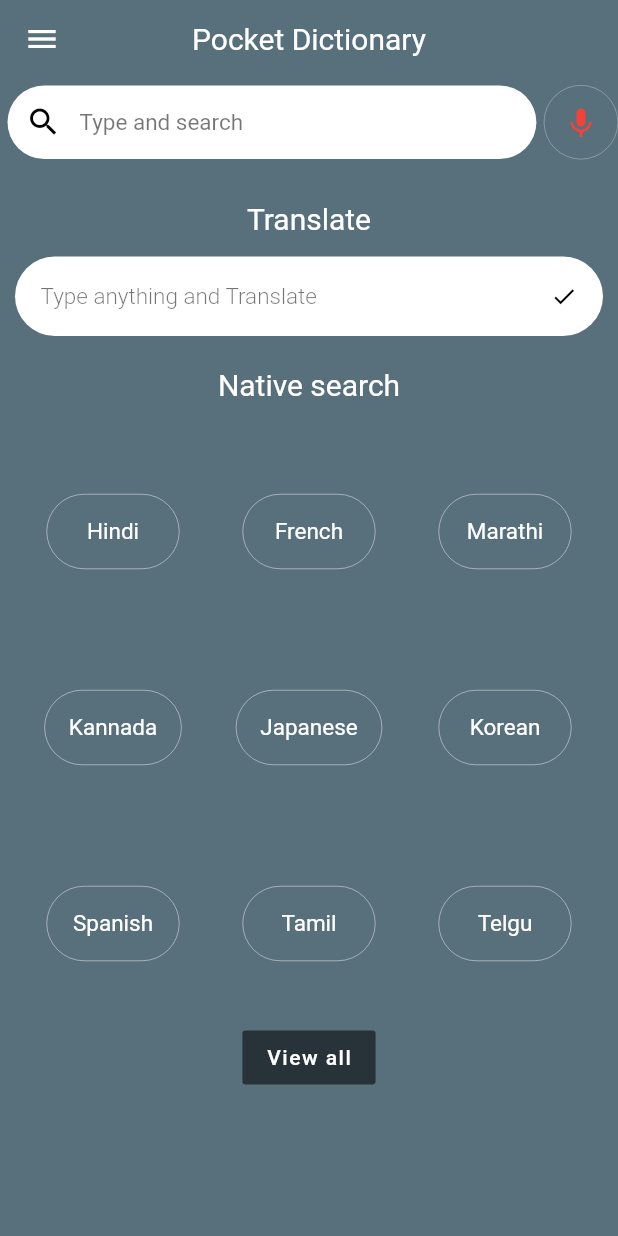
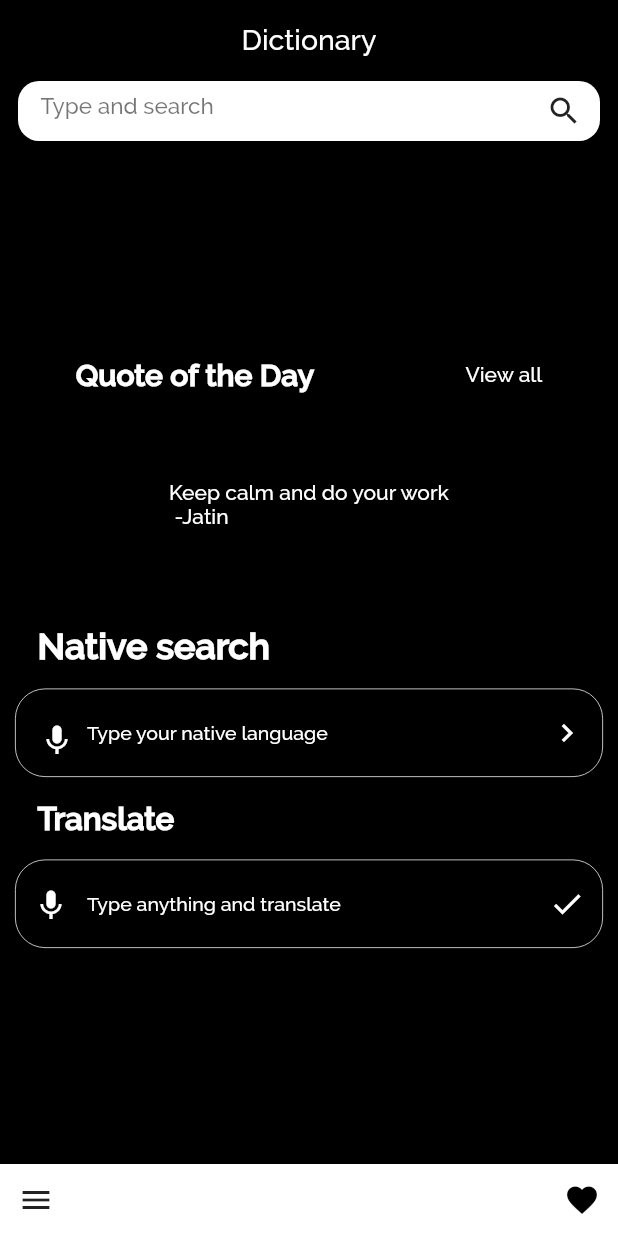
Before and after one commit to JohnnyXN03/pocket-dictionary, a Flutter app: the screen it shows after launch, on a phone screen of 412 x 824 dp. Run offline on Flutter 3.47's test engine with Material 2 defaults, Android fonts, the phone set to English and light mode, and no system bars.

Commit message:
final ui

```diff
--- a/lib/home.dart
+++ b/lib/home.dart
@@ -11,24 +11,30 @@ class HomePage extends StatefulWidget {
 }
 
 class _HomePageState extends State<HomePage> {
+  StreamController _streamController = StreamController();
+  Stream _stream;
+  Timer timer;
+  TextEditingController _input = TextEditingController();
   String _url = 'https://owlbot.info/api/v4/dictionary/';
   String _id = 'f54f7ebb212e7b91e6c162fcb910723dbb83031a';
-  TextEditingController _input = TextEditingController();
-  StreamController _streamController;
-  Stream _stream;
-  Timer _timer;
 
   _searchword() async {
     if (_input.text == null || _input.text.length == 0) {
       _streamController.add(null);
       return;
-    }
-
+    } else {
       _streamController.add("waiting");
       Response response = await get(_url + _input.text.trim(),
           headers: {"Authorization": "Token " + _id});
-
+      print(response.body);
+      if (response.body.contains('[{"message":"No definition :("}]')) {
+        _streamController.add('NoData');
+        return;
+      } else {
         _streamController.add(json.decode(response.body));
+        return;
+      }
+    }
   }
 
   @override
@@ -42,94 +48,80 @@ class _HomePageState extends State<HomePage> {
   Widget build(BuildContext context) {
     return SafeArea(
       child: Scaffold(
-      backgroundColor: Color(0xff586F7C), //0xff1E272E
-      drawer: Drawer(
-        child: ListView(
+        bottomNavigationBar: BottomAppBar(
+          color: Colors.white,
+          elevation: 1,
+          child: Row(
+            mainAxisSize: MainAxisSize.min,
+            mainAxisAlignment: MainAxisAlignment.spaceBetween,
             children: <Widget>[
-            DrawerHeader(
-              child: Text(
-                'Process',
-                style: TextStyle(color: Colors.white),
-              ),
-              decoration: BoxDecoration(color: Colors.black),
-            )
+              IconButton(icon: Icon(Icons.menu), onPressed: () {}),
+              IconButton(
+                  icon: Icon(Icons.favorite),
+                  onPressed: () {},
+                  color: Colors.black),
             ],
           ),
         ),
         appBar: AppBar(
-        actions: <Widget>[],
-        title: Text('Pocket Dictionary',
+          backgroundColor: Colors.black,
+          centerTitle: true,
+          title: Text(
+            'Dictionary',
             style: TextStyle(
-                fontSize: 20,
               color: Colors.white,
-                fontWeight: FontWeight.normal)),
-        centerTitle: true,
-        elevation: 0,
-        backgroundColor: Color(0xff586F7C),
+              fontSize: 19,
+              fontFamily: 'Raleway',
+              fontWeight: FontWeight.w400,
+            ),
+          ),
           bottom: PreferredSize(
-            child: Row(
-              children: <Widget>[
-                Expanded(
+            child: Expanded(
               child: Container(
                 decoration: BoxDecoration(
-                        borderRadius: BorderRadius.circular(50),
-                        color: Colors.white),
-                    margin: EdgeInsets.all(5),
+                    color: Colors.white,
+                    borderRadius: BorderRadius.circular(14)),
+                margin:
+                    EdgeInsets.only(left: 12, bottom: 10, right: 12, top: 2),
                 child: TextFormField(
-                      onChanged: (String text) {
-                        if (_timer?.isActive ?? false) _timer.cancel();
-                        _timer = Timer(const Duration(milliseconds: 1000), () {
-                          _searchword();
+                  controller: _input,
+                  textInputAction: TextInputAction.search,
+                  onChanged: (value) {
+                    if (timer?.isActive ?? false) timer.cancel();
+                    timer = Timer(Duration(milliseconds: 1000), () {
+                      //seach function
                     });
                   },
-                      controller: _input,
+                  autocorrect: true,
+                  autovalidate: true,
                   decoration: InputDecoration(
-                          prefixIcon: IconButton(
-                              icon: Icon(
-                                Icons.search,
-                                color: Colors.black,
-                              ),
+                      suffixIcon: IconButton(
+                          icon: Icon(Icons.search, color: Colors.black87),
                           onPressed: () {
                             _searchword();
                           }),
                       hintText: 'Type and search',
-                          hintStyle:
-                              TextStyle(color: Colors.black54, fontSize: 15),
+                      hintStyle: TextStyle(
+                        color: Colors.black54,
+                        fontFamily: 'Raleway',
+                        fontSize: 15,
+                      ),
                       border: InputBorder.none,
-                          contentPadding: EdgeInsets.all(15),
-                          isDense: false),
+                      isDense: false,
+                      contentPadding: EdgeInsets.all(15)),
                 ),
               ),
             ),
-                Container(
-                    padding: EdgeInsets.all(0.5),
-                    decoration: BoxDecoration(
-                      borderRadius: BorderRadius.circular(60),
-                      border: Border.all(color: Colors.white, width: 0.2),
+            preferredSize: Size.fromHeight(48),
           ),
-                    child: IconButton(
-                        icon: Icon(
-                          Icons.keyboard_voice,
-                          color: Colors.red,
         ),
-                        onPressed: () {}))
-              ],
-            ),
-            preferredSize: Size.fromHeight(55)),
-      ),
-      body: SingleChildScrollView(
-        child: Container(
-          height: MediaQuery.of(context).size.height,
-          width: MediaQuery.of(context).size.width,
-          margin: EdgeInsets.all(10),
-          child: StreamBuilder(
+        body: StreamBuilder(
           stream: _stream,
           builder: (BuildContext ctx, AsyncSnapshot snapshot) {
             if (snapshot.data == null) {
               return Container(
                 width: MediaQuery.of(context).size.width,
-                  child: Center(child: Dash() // dash board here
-                      ),
+                child: Dashboard(), // Dash() // dash board here
               );
             }
 
@@ -140,12 +132,13 @@ class _HomePageState extends State<HomePage> {
                 ),
               );
             }
+            if (snapshot.data == 'NoData') {
+              return Center(
+                child: Text('Enter something meaningful'),
+              );
+            }
 
-              return _input.text != snapshot.data['word']
-                  ? Center(
-                      child: Text('please enter correct word'),
-                    )
-                  : ListView.builder(
+            return ListView.builder(
               itemCount: snapshot.data["definitions"]
                   .length, // ..................................... action dialoge box here..... generic dialouge box
               itemBuilder: (BuildContext context, int index) {
@@ -160,19 +153,16 @@ class _HomePageState extends State<HomePage> {
                                 null
                             ? null
                             : CircleAvatar(
-                                        backgroundImage: NetworkImage(
-                                            snapshot.data["definitions"][index]
-                                                ["image_url"]),
+                                backgroundImage: NetworkImage(snapshot
+                                    .data["definitions"][index]["image_url"]),
                               ),
                         title: Text(
                           _input.text.trim() +
                               "  (" +
-                                      snapshot.data["definitions"][index]
-                                          ["type"] +
+                              snapshot.data["definitions"][index]["type"] +
                               ")",
                           style: TextStyle(
-                                      color: Colors.white,
-                                      fontWeight: FontWeight.bold),
+                              color: Colors.white, fontWeight: FontWeight.bold),
                         ),
                       ),
                     ),
@@ -180,8 +170,7 @@ class _HomePageState extends State<HomePage> {
                       color: Colors.black,
                       padding: const EdgeInsets.all(8.0),
                       child: Text(
-                                snapshot.data["definitions"][index]
-                                    ["definition"],
+                        snapshot.data["definitions"][index]["definition"],
                         style: TextStyle(color: Colors.white),
                       ),
                     )
@@ -192,7 +181,6 @@ class _HomePageState extends State<HomePage> {
           },
         ),
       ),
-      ),
-    ));
+    );
   }
 }
--- a/lib/main.dart
+++ b/lib/main.dart
@@ -1,5 +1,3 @@
-import 'package:dictionary/screens/alllang.dart';
-import 'package:dictionary/screens/native.dart';
 import 'package:flutter/material.dart';
 import 'package:flutter/services.dart';
 
@@ -14,13 +12,14 @@ class MyApp extends StatelessWidget {
       DeviceOrientation.portraitUp,
     ]);
     return MaterialApp(
+    //  theme: ThemeData.dark(),
       debugShowCheckedModeBanner: false,
       //  home: HomePage(),
 
       routes: {
         '/': (context) => HomePage(),
-        '/first': (context) => Native(),
-        '/second': (context) => LangList()
+        //  '/first': (context) => Native(),
+        //  '/second': (context) => LangList()
       },
     );
   }
--- a/lib/screens/alllang.dart
+++ /dev/null
@@ -1,22 +0,0 @@
-import 'package:flutter/material.dart';
-
-class LangList extends StatefulWidget {
-  @override
-  _LangListState createState() => _LangListState();
-}
-
-class _LangListState extends State<LangList> {
-  @override
-  Widget build(BuildContext context) {
-    return Scaffold(
-      appBar: AppBar(
-        title: Text('Native search'),
-      ),
-      body: Container(
-        child: Center(
-          child: Text('Under process'),
-        ),
-      ),
-    );
-  }
-}
--- a/lib/screens/dashboard.dart
+++ b/lib/screens/dashboard.dart
@@ -1,120 +1,161 @@
-import 'package:dictionary/screens/alllang.dart';
-import 'package:dictionary/screens/model/model.dart';
-
 import 'package:flutter/material.dart';
 
-class Dash extends StatefulWidget {
+class Dashboard extends StatefulWidget {
   @override
-  _DashState createState() => _DashState();
+  _DashboardState createState() => _DashboardState();
 }
 
-class _DashState extends State<Dash> {
+class _DashboardState extends State<Dashboard> {
+  TextEditingController _input = TextEditingController();
   TextEditingController _textEditingController = TextEditingController();
   @override
   Widget build(BuildContext context) {
-    return Column(
-      mainAxisSize: MainAxisSize.max,
-      crossAxisAlignment: CrossAxisAlignment.center,
-      mainAxisAlignment: MainAxisAlignment.start,
+    return Container(
+      height: MediaQuery.of(context).size.height,
+      width: MediaQuery.of(context).size.width,
+      color: Colors.black,
+      child: Center(
+          child: SingleChildScrollView(
+        child: Column(
           children: <Widget>[
             Container(
-          height: 50,
-          width: MediaQuery.of(context).size.width,
-          alignment: Alignment.center,
-          color: Color(0xff586F7C),
-          child: Text('Translate',
+              child: Row(
+                mainAxisAlignment: MainAxisAlignment.spaceAround,
+                children: <Widget>[
+                  Text(
+                    'Quote of the Day',
                     style: TextStyle(
                         color: Colors.white,
                         fontSize: 20,
-              )),
+                        fontFamily: 'Raleway',
+                        fontWeight: FontWeight.w800),
                   ),
-        Container(
-          decoration: BoxDecoration(
-            borderRadius: BorderRadius.circular(30),
+                  Text(
+                    'View all',
+                    style: TextStyle(
                       color: Colors.white,
+                      fontFamily: 'Raleway',
                     ),
-          padding: EdgeInsets.all(2),
-          width: MediaQuery.of(context).size.width,
-          child: TextFormField(
-            controller: _textEditingController,
-            decoration: InputDecoration(
-                border: InputBorder.none,
-                suffixIcon: IconButton(
-                    icon: Icon(
-                      Icons.done,
-                      color: Colors.black,
-                    ),
-                    onPressed:
-                        () {}), //.................................................. translator function
-                hintText: 'Type anything and Translate',
-                contentPadding: EdgeInsets.all(15),
-                hintStyle: TextStyle(
-                    color: Colors.black54,
-                    fontSize: 15,
-                    fontWeight: FontWeight.w300),
-                isDense: true),
+                  )
+                ],
               ),
             ),
             Container(
               alignment: Alignment.center,
-          color: Color(0xff586F7C),
-          padding: EdgeInsets.all(20),
+              height: 150,
               width: MediaQuery.of(context).size.width,
-          height: 65,
+              child: Text('Keep calm and do your work\n -Jatin',
+                  style: TextStyle(
+                    color: Colors.white,
+                    fontFamily: 'Raleway',
+                  )),
+            ),
+            Container(
+              alignment: Alignment.centerLeft,
+              margin: EdgeInsets.only(left: 20),
+              padding: EdgeInsets.all(5),
               child: Text('Native search',
                   style: TextStyle(
                     color: Colors.white,
-                fontSize: 20,
+                    fontFamily: 'Raleway',
+                    fontSize: 24,
+                    fontWeight: FontWeight.w800,
                   )),
             ),
-        GridView(
-          gridDelegate:
-              SliverGridDelegateWithFixedCrossAxisCount(crossAxisCount: 3),
-          shrinkWrap: true,
-          children: <Widget>[
-            Model(
-              lang: 'Hindi',
+            Container(
+              padding: EdgeInsets.all(10),
+              width: MediaQuery.of(context).size.width,
+              child: TextFormField(
+                style: TextStyle(color: Colors.white),
+                controller: _input,
+                autovalidate: true,
+                decoration: InputDecoration(
+                  focusColor: Colors.white,
+                  prefixIcon: IconButton(
+                      icon: IconButton(
+                        icon: Icon(
+                          Icons.keyboard_voice,
+                          color: Colors.white,
                         ),
-            Model(
-              lang: 'French',
+                        onPressed: () {},
                       ),
-            Model(
-              lang: 'Marathi',
+                      onPressed: null),
+                  suffixIcon: IconButton(
+                      icon: Icon(
+                        Icons.chevron_right,
+                        color: Colors.white,
                       ),
-            Model(
-              lang: 'Kannada',
+                      onPressed:
+                          () {}), //  ....................native search here
+                  enabledBorder: OutlineInputBorder(
+                      borderRadius: BorderRadius.circular(20),
+                      borderSide: BorderSide(color: Colors.white, width: 0.5)),
+                  focusedBorder: OutlineInputBorder(
+                      borderRadius: BorderRadius.circular(20),
+                      borderSide: BorderSide(color: Colors.white, width: 0.5)),
+                  border: InputBorder.none,
+                  hintText: 'Type your native language',
+                  hintStyle: TextStyle(
+                      color: Colors.white,
+                      fontFamily: 'Raleway',
+                      fontSize: 13,
+                      fontWeight: FontWeight.w300),
                 ),
-            Model(
-              lang: 'Japanese',
               ),
-            Model(
-              lang: 'Korean',
             ),
-            Model(
-              lang: 'Spanish',
+            Container(
+              alignment: Alignment.centerLeft,
+              margin: EdgeInsets.only(left: 20),
+              padding: EdgeInsets.all(5),
+              child: Text('Translate',
+                  style: TextStyle(
+                    color: Colors.white,
+                    fontFamily: 'Raleway',
+                    fontSize: 21,
+                    fontWeight: FontWeight.w800,
+                  )),
             ),
-            Model(
-              lang: 'Tamil',
+            Container(
+              padding: EdgeInsets.all(10),
+              width: MediaQuery.of(context).size.width,
+              child: TextFormField(
+                style: TextStyle(color: Colors.white),
+                controller: _textEditingController,
+                autovalidate: true,
+                decoration: InputDecoration(
+                  prefixIcon: IconButton(
+                    icon: Icon(Icons.keyboard_voice),
+                    onPressed: () {},
+                    color: Colors.white,
                   ),
-            Model(
-              lang: 'Telgu',
+                  suffixIcon: IconButton(
+                      icon: Icon(
+                        Icons.done,
+                        color: Colors.white,
+                      ),
+                      onPressed:
+                          () {}), //  ....................native search here
+                  enabledBorder: OutlineInputBorder(
+                      borderRadius: BorderRadius.circular(20),
+                      borderSide: BorderSide(color: Colors.white, width: 0.5)),
+                  focusedBorder: OutlineInputBorder(
+                      borderRadius: BorderRadius.circular(20),
+                      borderSide: BorderSide(color: Colors.white, width: 0.5)),
+                  border: InputBorder.none,
+                  hintText: 'Type anything and translate',
+
+                  filled: false,
+                  hintStyle: TextStyle(
+                      color: Colors.white,
+                      fontFamily: 'Raleway',
+                      fontSize: 13,
+                      fontWeight: FontWeight.w300),
+                ),
+              ),
             ),
           ],
-          physics: BouncingScrollPhysics(),
         ),
-        FlatButton(
-            color: Colors.black54,
-            onPressed: () {
-              Navigator.push(
-                  context,
-                  MaterialPageRoute(
-                      builder: (BuildContext context) => LangList()));
-            },
-            child: Text(
-              'View all',
-              style: TextStyle(color: Colors.white, letterSpacing: 1),
       )),
-      ],
     );
   }
 }
--- a/lib/screens/model/model.dart
+++ /dev/null
@@ -1,35 +0,0 @@
-import 'package:dictionary/screens/native.dart';
-import 'package:flutter/material.dart';
-
-class Model extends StatelessWidget {
-  // grid elemejnt design
-  final String lang;
-  Model({this.lang});
-  @override
-  Widget build(BuildContext context) {
-    return Container(
-        alignment: Alignment.center,
-        child: Container(
-          height: 50,
-          decoration: BoxDecoration(
-            borderRadius: BorderRadius.circular(30),
-            border: Border.all(color: Colors.white, width: 0.3),
-          ),
-          child: FlatButton(
-            onPressed: () {
-              Navigator.push(
-                  context,
-                  MaterialPageRoute(
-                      builder: (BuildContext context) => Native()));
-            }, //.................................................. card tap here
-            shape:
-                RoundedRectangleBorder(borderRadius: BorderRadius.circular(5)),
-            color: Colors.transparent,
-            child: Text(
-              lang,
-              style: TextStyle(color: Colors.white, fontSize: 15,fontWeight: FontWeight.w400),
-            ),
-          ),
-        ));
-  }
-}
--- a/lib/screens/native.dart
+++ /dev/null
@@ -1,22 +0,0 @@
-import 'package:flutter/material.dart';
-
-class Native extends StatefulWidget {
-  @override
-  _NativeState createState() => _NativeState();
-}
-
-class _NativeState extends State<Native> {
-  @override
-  Widget build(BuildContext context) {
-    return Scaffold(
-      appBar: AppBar(
-        title: Text('Native search'),
-      ),
-      body: Container(
-        child: Center(
-          child: Text('Under process'),
-        ),
-      ),
-    );
-  }
-}
```
Also changed, not shown: pubspec.yaml (+6 -6 lines), fonts/Raleway-Medium.ttf (added), fonts/Raleway-SemiBold.ttf (added), pubspec.lock. Lines whose indentation alone changed are shown as unchanged.
